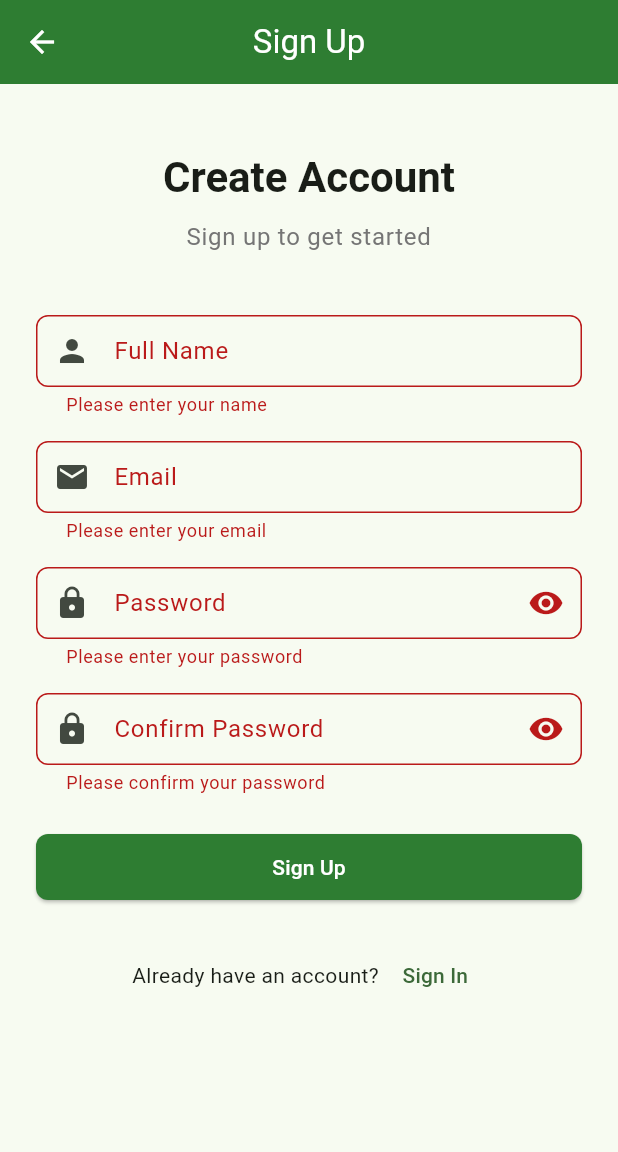
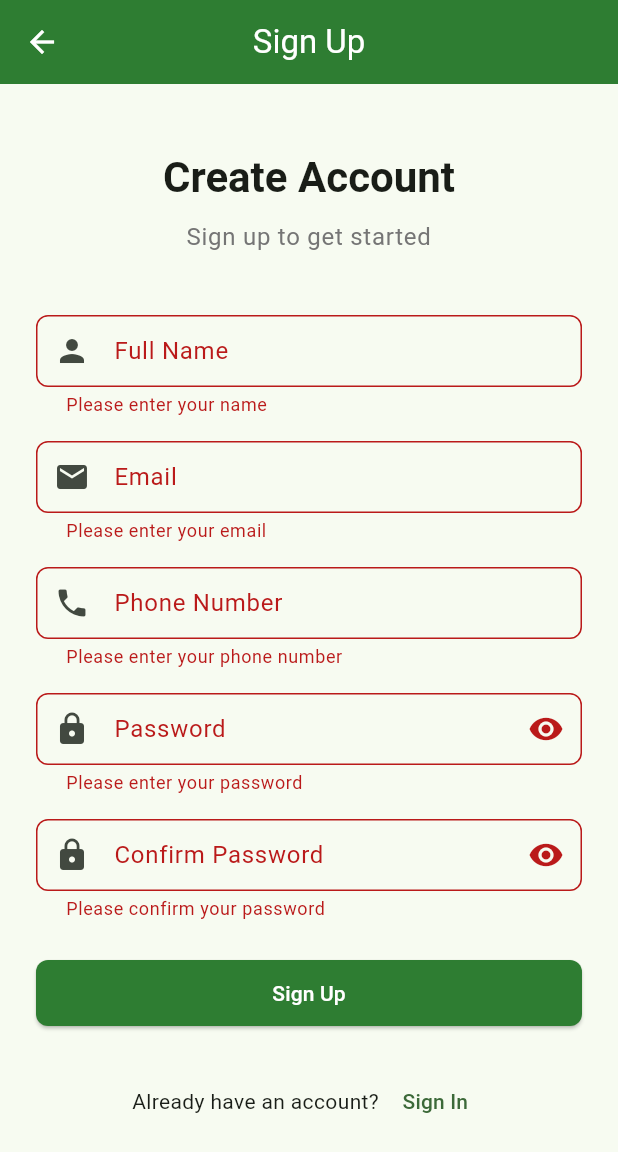
Before and after one commit to ayush-nalawade/veggies_fresh, a Flutter app: the RegisterScreen screen opened by its route, after a tap on "Sign Up", on a phone screen of 412 x 824 dp. Shown: the top 1152 px of the screen. Run offline on Flutter 3.47's test engine with Material 3 defaults, Android fonts, the light colour scheme and no system bars; our stand-ins replace cached_network_image, dio, flutter_riverpod, flutter_secure_storage, go_router, google_sign_in; missing offline and left inert: razorpay_flutter; accounts and stored records are empty.

Commit message:
[feat]:: Added mobile number in sign up page

```diff
--- a/veggies_pro_Frontend/lib/features/auth/screens/register_screen.dart
+++ b/veggies_pro_Frontend/lib/features/auth/screens/register_screen.dart
@@ -14,6 +14,7 @@ class _RegisterScreenState extends ConsumerState<RegisterScreen> {
   final _formKey = GlobalKey<FormState>();
   final _nameController = TextEditingController();
   final _emailController = TextEditingController();
+  final _phoneController = TextEditingController();
   final _passwordController = TextEditingController();
   final _confirmPasswordController = TextEditingController();
   bool _isLoading = false;
@@ -24,6 +25,7 @@ class _RegisterScreenState extends ConsumerState<RegisterScreen> {
   void dispose() {
     _nameController.dispose();
     _emailController.dispose();
+    _phoneController.dispose();
     _passwordController.dispose();
     _confirmPasswordController.dispose();
     super.dispose();
@@ -38,6 +40,7 @@ class _RegisterScreenState extends ConsumerState<RegisterScreen> {
       final response = await DioClient().dio.post('/auth/register', data: {
         'name': _nameController.text.trim(),
         'email': _emailController.text.trim(),
+        'phone': _phoneController.text.trim(),
         'password': _passwordController.text,
       });
 
@@ -145,6 +148,30 @@ class _RegisterScreenState extends ConsumerState<RegisterScreen> {
                 ),
                 const SizedBox(height: 16),
 
+                // Phone field
+                TextFormField(
+                  controller: _phoneController,
+                  keyboardType: TextInputType.phone,
+                  decoration: const InputDecoration(
+                    labelText: 'Phone Number',
+                    prefixIcon: Icon(Icons.phone),
+                    hintText: 'Enter 10-digit phone number',
+                  ),
+                  validator: (value) {
+                    if (value == null || value.isEmpty) {
+                      return 'Please enter your phone number';
+                    }
+                    if (value.length != 10) {
+                      return 'Phone number must be exactly 10 digits';
+                    }
+                    if (!RegExp(r'^[0-9]+$').hasMatch(value)) {
+                      return 'Phone number must contain only digits';
+                    }
+                    return null;
+                  },
+                ),
+                const SizedBox(height: 16),
+
                 // Password field
                 TextFormField(
                   controller: _passwordController,
```
Also changed, not shown: 4 other files.
